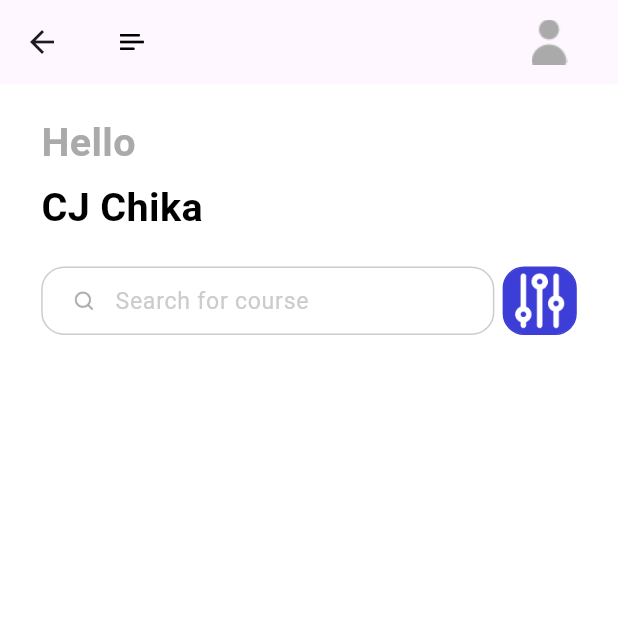
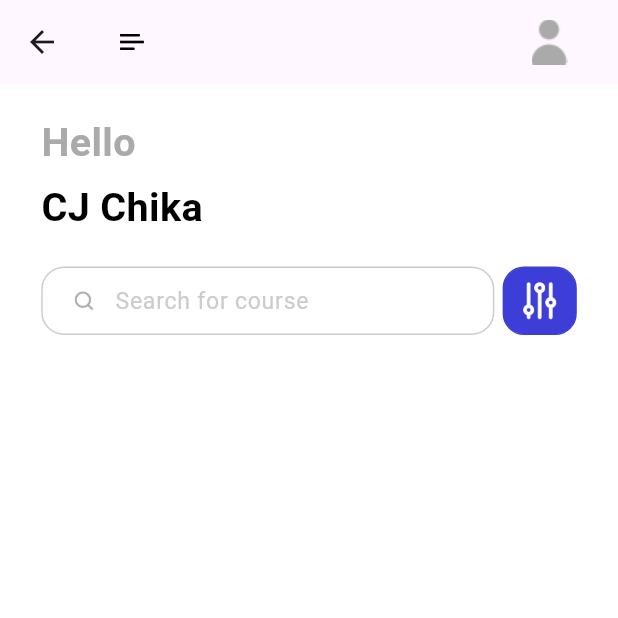
Before and after one commit to cjchika/eLearn, a Flutter app: the HomePage screen opened directly, on a phone screen of 412 x 824 dp, the top half of it. Run offline on Flutter 3.47's test engine with Material 2 defaults, Android fonts, the phone set to English and light mode, and no system bars; our stand-ins replace cloud_firestore, dots_indicator, firebase_auth, firebase_core, flutter_bloc, flutter_screenutil and 2 more; accounts and stored records are empty; Roboto replaces fonts that are missing (Avenir).

Commit message:
Home Page

```diff
--- a/lib/pages/home/home_page.dart
+++ b/lib/pages/home/home_page.dart
@@ -25,6 +25,7 @@ class _HomePageState extends State<HomePage> {
             homePageText("CJ Chika", top: 5),
             SizedBox(height: 20.h),
             searchBox(),
+            sliderView(),
           ],
         ),
       ),
--- a/lib/pages/home/widgets/home_page_widgets.dart
+++ b/lib/pages/home/widgets/home_page_widgets.dart
@@ -45,7 +45,7 @@ Widget homePageText(String text,
   );
 }
 
-// REUSABLE SEARCH BOX
+// SEARCH BOX
 Widget searchBox() {
   return Row(
     children: [
@@ -104,6 +104,7 @@ Widget searchBox() {
       SizedBox(width: 5.w),
       GestureDetector(
         child: Container(
+          padding: EdgeInsets.all(7.h),
           width: 45.w,
           height: 45.h,
           decoration: BoxDecoration(
@@ -117,3 +118,16 @@ Widget searchBox() {
     ],
   );
 }
+
+// MENU SLIDER
+Widget sliderView() {
+  return Column(
+    children: [
+      Container(
+        width: 325.w,
+        height: 160.h,
+        child: PageView(),
+      )
+    ],
+  );
+}
```
